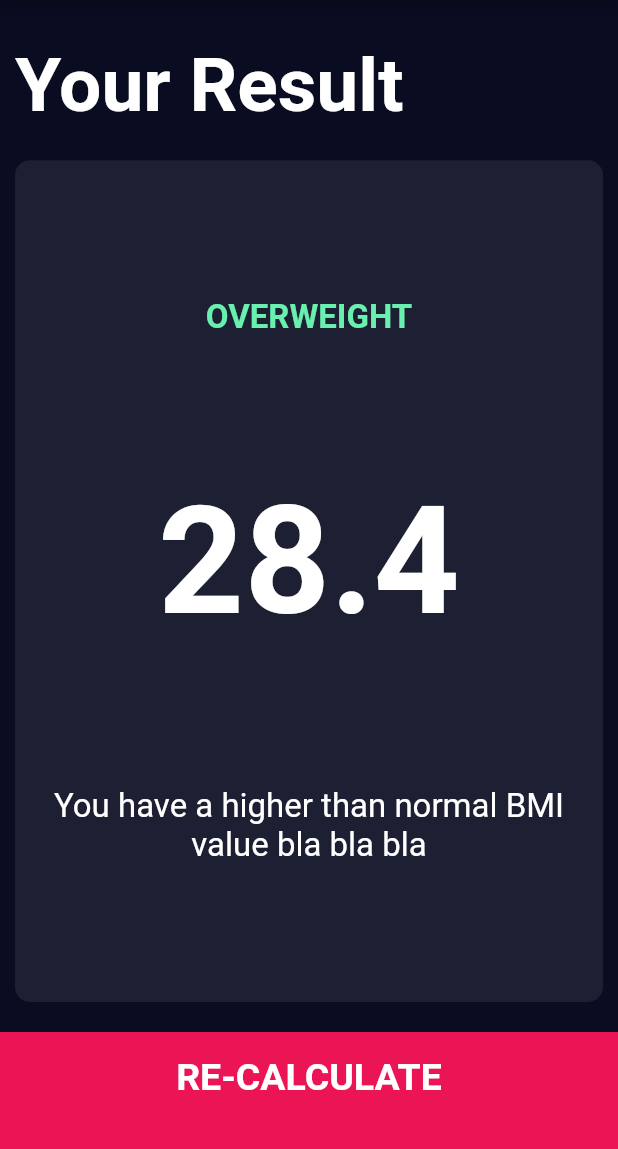
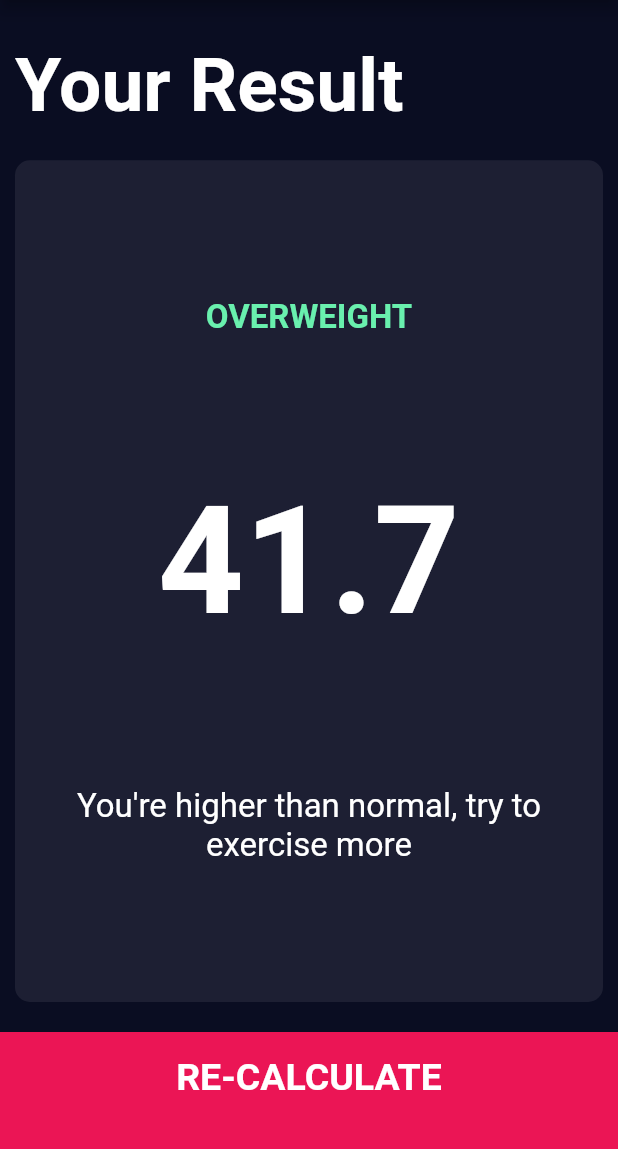
Before and after one commit to weswinggg/bmi-calculator-flutter-tutorial, a Flutter app: the screen it shows after launch, after a tap on "CALCULATE", on a phone screen of 412 x 824 dp, the part 84-1233 px from its top. Run offline on Flutter 3.47's test engine with Material 2 defaults, Android fonts, the phone set to English and light mode, and no system bars; our stand-ins replace font_awesome_flutter.

Commit message:
Added BMI functionality

```diff
--- /dev/null
+++ b/lib/calculator_brain.dart
@@ -0,0 +1,36 @@
+import 'dart:math';
+
+class CalculatorBrain {
+
+  CalculatorBrain({this.height, this.weight});
+
+  final int height;
+  final int weight;
+
+  double _bmi;
+
+  String calculateBMI() {
+    _bmi = weight / pow(height / 100, 2);
+    return _bmi.toStringAsFixed(1);
+  }
+
+  String getResult() {
+    if(_bmi >= 25) {
+      return "Overweight";
+    } else if (_bmi >= 18.5) {
+      return "Normal";
+    } else {
+      return "Underweight";
+    }
+  }
+
+  String getInterpretation() {
+    if(_bmi >= 25) {
+      return "You're higher than normal, try to exercise more";
+    } else if (_bmi >= 18.5) {
+      return "You have a normal BMI, keep it up!";
+    } else {
+      return "You're lower than normal, try to eat more";
+    }
+  }
+}
--- a/lib/main.dart
+++ b/lib/main.dart
@@ -7,6 +7,7 @@ import 'package:bmi_calculator/components/icon_content.dart';
 import 'package:bmi_calculator/components/reusable_card.dart';
 import 'package:bmi_calculator/components/bottom_button.dart';
 import 'package:bmi_calculator/components/round_icon_button.dart';
+import 'package:bmi_calculator/calculator_brain.dart';
 
 enum Gender { male, female }
 
@@ -228,10 +229,20 @@ class _InputPageState extends State<InputPage> {
               ],
             ),
           ),
-          BottomButton(buttonTitle: 'CALCULATE',
-          onTap: () {
-            Navigator.push(context, MaterialPageRoute(builder: (context) => ResultsPage()));
-          },)
+          BottomButton(
+            buttonTitle: 'CALCULATE',
+            onTap: () {
+              CalculatorBrain calc =
+                  CalculatorBrain(height: height, weight: weight);
+
+              Navigator.push(context,
+                  MaterialPageRoute(builder: (context) => ResultsPage(
+                    bmiResult: calc.calculateBMI(),
+                    resultText: calc.getResult(),
+                    interpretation: calc.getInterpretation(),
+                  )));
+            },
+          )
         ],
       ),
     );
--- a/lib/screens/results_page.dart
+++ b/lib/screens/results_page.dart
@@ -4,6 +4,12 @@ import 'package:bmi_calculator/components/bottom_button.dart';
 import 'package:bmi_calculator/components/reusable_card.dart';
 
 class ResultsPage extends StatelessWidget {
+  ResultsPage({@required this.bmiResult, @required this.resultText, @required this.interpretation});
+
+  final String bmiResult;
+  final String resultText;
+  final String interpretation;
+
   @override
   Widget build(BuildContext context) {
     return Scaffold(
@@ -31,15 +37,15 @@ class ResultsPage extends StatelessWidget {
                 crossAxisAlignment: CrossAxisAlignment.center,
                 children: [
                   Text(
-                    'OVERWEIGHT',
+                    resultText.toUpperCase(),
                     style: kResultTextStyle,
                   ),
                   Text(
-                    '28.4',
+                    bmiResult,
                     style: kBMITextStyle,
                   ),
                   Text(
-                    'You have a higher than normal BMI value bla bla bla',
+                    interpretation,
                     textAlign: TextAlign.center,
                     style: kBodyTextStyle,
                   )
```
